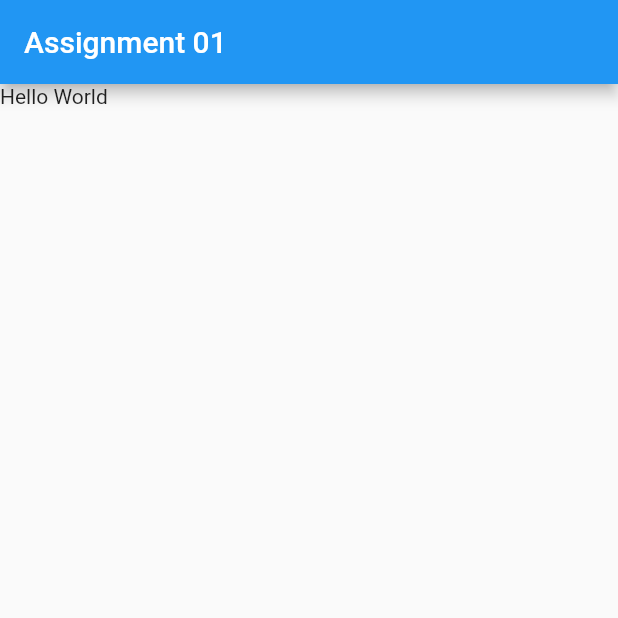
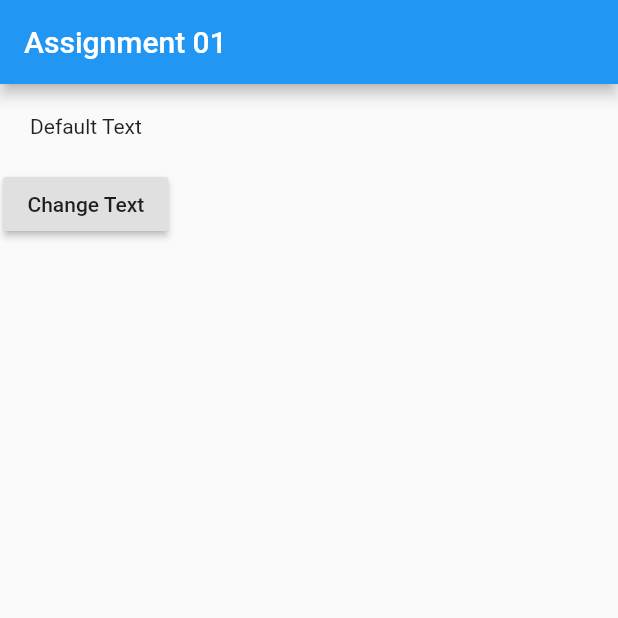
Before and after one commit to karocksjoelee/udmeny_assignment_01_solution, a Flutter app: the screen it shows after launch, on a phone screen of 412 x 824 dp, the top half of it. Run offline on Flutter 3.47's test engine with Material 2 defaults, Android fonts, the phone set to English and light mode, and no system bars.

Commit message:
[ Flutter ] Using TextOutput as Widget in main.dart

```diff
--- a/lib/main.dart
+++ b/lib/main.dart
@@ -3,6 +3,7 @@
 // 3) Split the code into 3 widget : App , TextControl & Text( TextOutput )
 
 import 'package:flutter/material.dart';
+import './text_output.dart';
 
 main() {
   runApp(AssigmentApp());
@@ -16,7 +17,17 @@ class AssigmentApp extends StatelessWidget {
           appBar: AppBar(
             title: Text('Assignment 01'),
           ),
-          body: Text('Hello World')
+          body: Column(
+            children: <Widget>[
+              TextOutput(),
+              RaisedButton(
+                child: Text('Change Text'),
+                onPressed: () {
+                  print('Button Clicked');
+                },
+              )
+            ],
+          )
         ),
       );
     }
```
